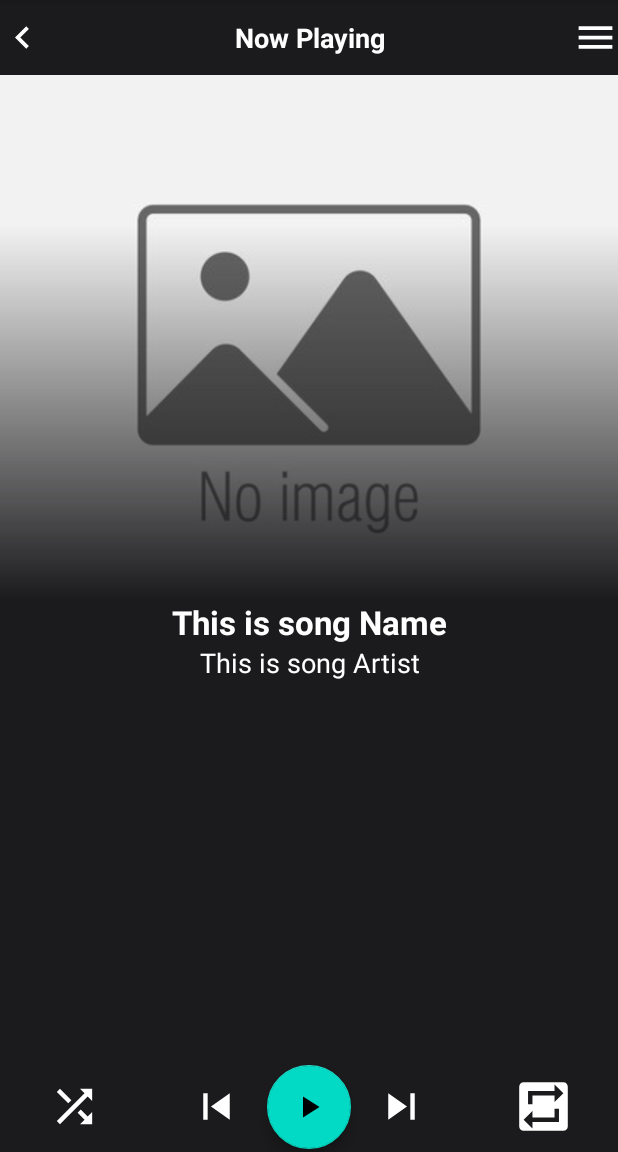
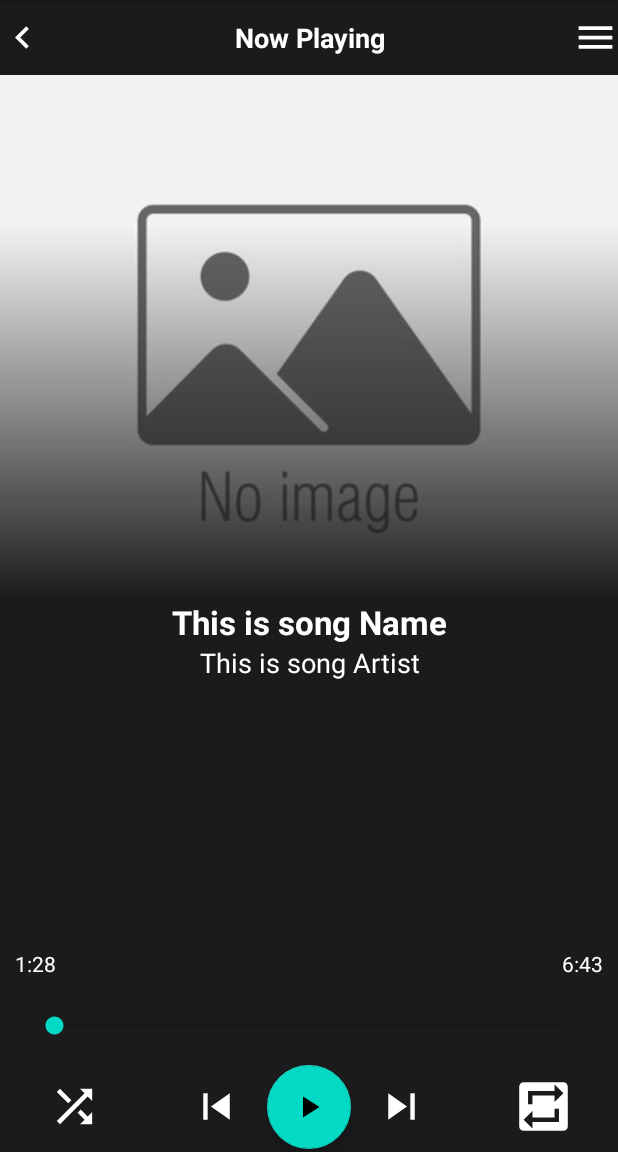
Before and after one commit to JiM35/AudioPlayer, an Android app: the PlayerActivity screen opened directly, with no data from a screen before it, on a phone screen of 412 x 824 dp, the part 84-1236 px from its top. Run offline under Robolectric (Android 15) with nearby library versions, the phone set to English and light mode, and no system bars.

Commit message:
Added seekbar, duration player and duration total.

```diff
--- a/app/src/main/res/layout/activity_player.xml
+++ b/app/src/main/res/layout/activity_player.xml
@@ -156,4 +156,39 @@
 
     </RelativeLayout>
 
+    <RelativeLayout
+        android:layout_width="match_parent"
+        android:layout_height="60dp"
+        android:layout_above="@+id/relative_layout_for_buttons"
+        android:layout_marginBottom="15dp"
+        android:id="@+id/seek_bar_layout">
+
+        <TextView
+            android:layout_width="wrap_content"
+            android:layout_height="wrap_content"
+            android:text="1:28"
+            android:id="@+id/durationPlayed"
+            android:textColor="@color/colorAccent"
+            android:layout_marginStart="10dp"
+            android:layout_alignParentStart="true" />
+
+        <TextView
+            android:layout_width="wrap_content"
+            android:layout_height="wrap_content"
+            android:text="6:43"
+            android:id="@+id/durationTotal"
+            android:textColor="@color/colorAccent"
+            android:layout_marginEnd="10dp"
+            android:layout_alignParentEnd="true" />
+
+        <SeekBar
+            android:layout_width="match_parent"
+            android:layout_height="wrap_content"
+            android:id="@+id/seekBar"
+            android:layout_marginStart="20dp"
+            android:layout_marginEnd="20dp"
+            android:layout_alignParentBottom="true" />
+
+    </RelativeLayout>
+
 </RelativeLayout>
```
